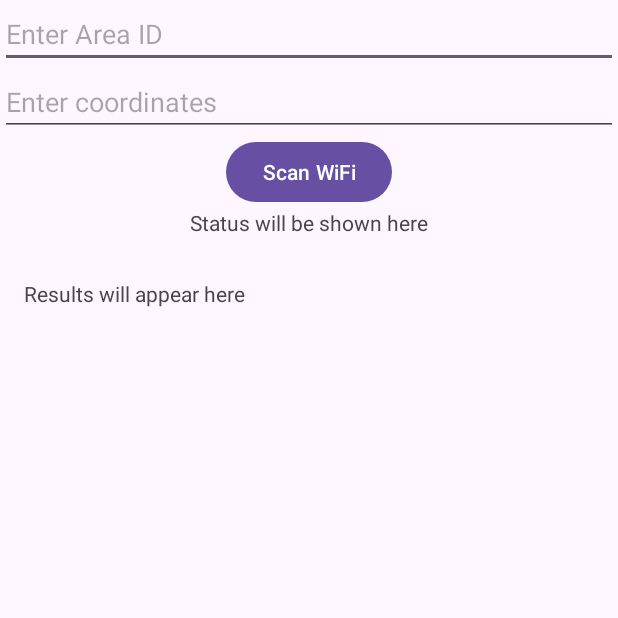
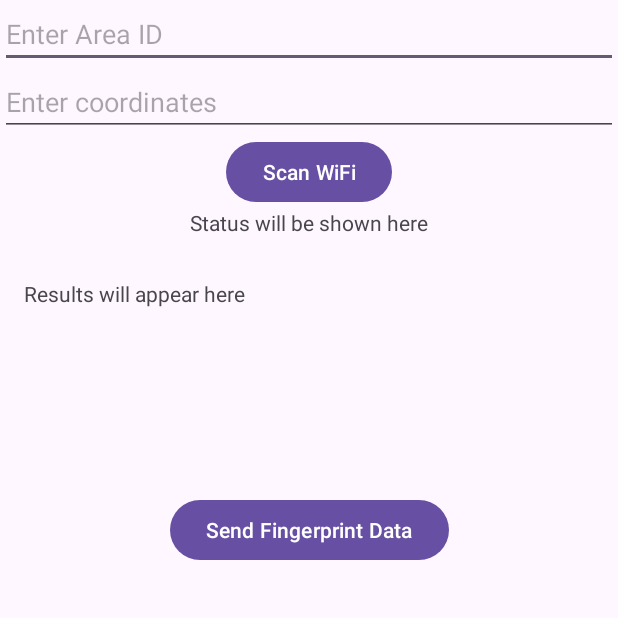
Before and after one commit to caterinabruchi9/MSSS-Project, an Android app: the ScanActivity screen opened directly, with no data from a screen before it, on a phone screen of 412 x 824 dp, the top half of it. Run offline under Robolectric (Android 15) with nearby library versions, the phone set to English and light mode, and no system bars.

Commit message:
Sending fingerprints scans to the server

```diff
--- a/Fingerprinting Application/app/src/main/res/layout/activity_scan.xml
+++ b/Fingerprinting Application/app/src/main/res/layout/activity_scan.xml
@@ -52,6 +52,7 @@
         app:layout_constraintVertical_bias="0.1"/>
 
     <ScrollView
+        android:id="@+id/scrollView2"
         android:layout_width="wrap_content"
         android:layout_height="wrap_content"
         android:layout_marginTop="12dp"
@@ -74,5 +75,17 @@
             app:layout_constraintVertical_bias="0.05" />
     </ScrollView>
 
+    <Button
+        android:id="@+id/buttonSendFingerprint"
+        android:layout_width="wrap_content"
+        android:layout_height="wrap_content"
+        android:layout_below="@id/buttonScan"
+        android:layout_centerHorizontal="true"
+        android:layout_marginTop="108dp"
+        android:text="Send Fingerprint Data"
+        android:visibility="visible"
+        app:layout_constraintEnd_toEndOf="parent"
+        app:layout_constraintStart_toStartOf="parent"
+        app:layout_constraintTop_toBottomOf="@+id/scrollView2" />
 
 </androidx.constraintlayout.widget.ConstraintLayout>
```
Also changed, not shown: Fingerprinting Application/app/src/main/java/it/unipi/dii/fingerprintingapplication/ApiService.kt (+17 -0 lines), Fingerprinting Application/app/src/main/java/it/unipi/dii/fingerprintingapplication/ScanActivity.kt (+48 -3 lines).
